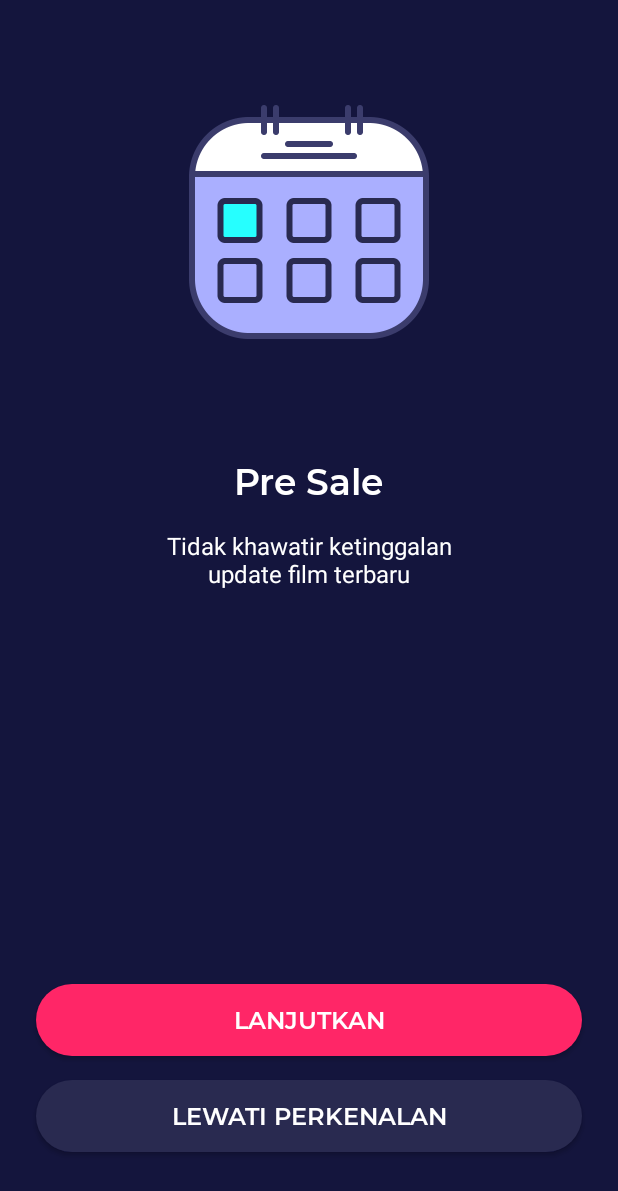
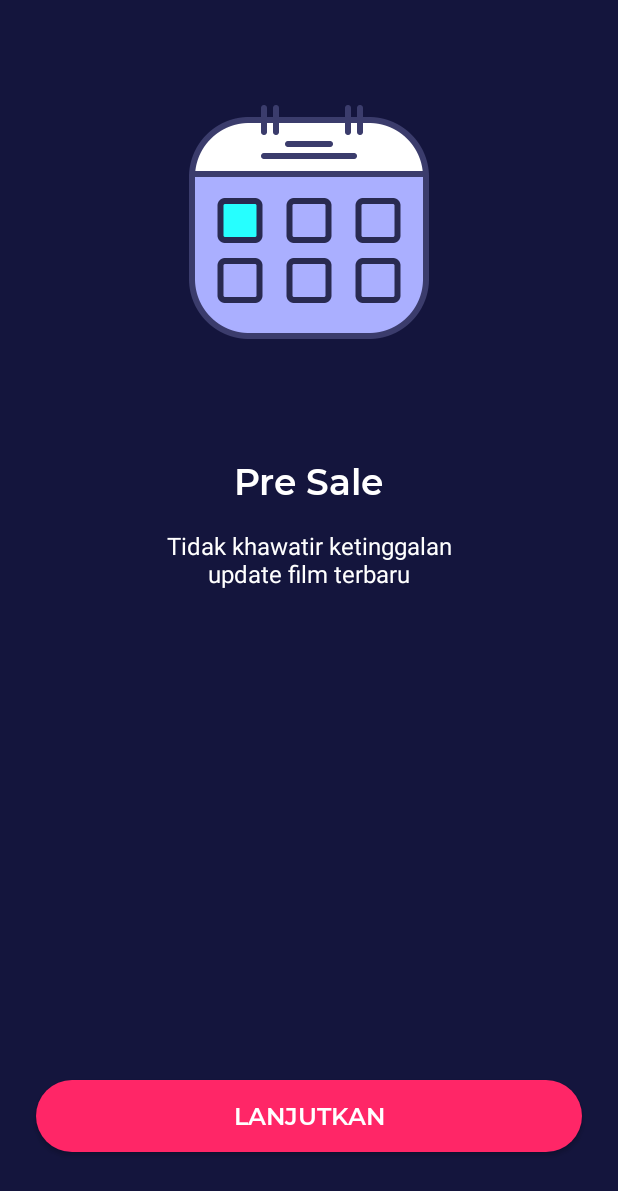
Before and after one commit to fnakhsan/MOV, an Android app: the OnBoardTwoActivity screen opened directly, with no data from a screen before it, on a phone screen of 412 x 824 dp. Shown: the top 1191 px of the screen. Run offline under Robolectric (Android 15) with nearby library versions, the phone set to English and light mode, and no system bars.

Commit message:
OnBoard Activity and add Firebase library

```diff
--- a/app/build.gradle
+++ b/app/build.gradle
@@ -3,6 +3,7 @@ plugins {
     id 'org.jetbrains.kotlin.android'
     id 'kotlin-kapt'
     id "androidx.navigation.safeargs"
+    id 'com.google.gms.google-services'
 }
 
 android {
@@ -47,6 +48,7 @@ dependencies {
     implementation 'androidx.recyclerview:recyclerview:1.2.1'
     implementation 'de.hdodenhof:circleimageview:3.1.0'
     implementation 'com.github.bumptech.glide:glide:4.12.0'
+    implementation 'com.google.firebase:firebase-database:20.0.5'
     kapt("com.github.bumptech.glide:glide:4.12.0")
     implementation 'androidx.legacy:legacy-support-v4:1.0.0'
     implementation 'androidx.navigation:navigation-fragment-ktx:2.4.2'
--- a/app/src/main/java/com/fnakhsan/mov/onboard/OnBoardTwoActivity.kt
+++ b/app/src/main/java/com/fnakhsan/mov/onboard/OnBoardTwoActivity.kt
@@ -12,10 +12,9 @@ class OnBoardTwoActivity : AppCompatActivity() {
         onBoardTwoBinding = ActivityOnBoardTwoBinding.inflate(layoutInflater)
         setContentView(onBoardTwoBinding.root)
 
-        onBoardTwoBinding.button2.setOnClickListener {
+        onBoardTwoBinding.btnResume.setOnClickListener {
             val intent = Intent(this@OnBoardTwoActivity, OnBoardThreeActivity::class.java)
             startActivity(intent)
-            finish()
         }
     }
 }
--- a/app/src/main/res/layout/activity_on_board_one.xml
+++ b/app/src/main/res/layout/activity_on_board_one.xml
@@ -8,7 +8,7 @@
     tools:context=".onboard.OnBoardOneActivity">
 
     <Button
-        android:id="@+id/button1"
+        android:id="@+id/btn_skip_intro"
         android:layout_width="0dp"
         android:layout_height="wrap_content"
         android:layout_marginStart="24dp"
@@ -24,7 +24,7 @@
         app:layout_constraintStart_toStartOf="parent" />
 
     <Button
-        android:id="@+id/button2"
+        android:id="@+id/btn_resume"
         android:layout_width="0dp"
         android:layout_height="wrap_content"
         android:layout_marginStart="24dp"
@@ -35,7 +35,7 @@
         android:text="@string/lanjutkan"
         android:textColor="@color/white"
         android:textSize="16sp"
-        app:layout_constraintBottom_toTopOf="@id/button1"
+        app:layout_constraintBottom_toTopOf="@id/btn_skip_intro"
         app:layout_constraintEnd_toEndOf="parent"
         app:layout_constraintStart_toStartOf="parent" />
 
--- a/app/src/main/res/layout/activity_on_board_three.xml
+++ b/app/src/main/res/layout/activity_on_board_three.xml
@@ -8,7 +8,7 @@
     tools:context=".onboard.OnBoardThreeActivity">
 
     <Button
-        android:id="@+id/button1"
+        android:id="@+id/btn_start"
         android:layout_width="0dp"
         android:layout_height="wrap_content"
         android:layout_marginStart="24dp"
--- a/app/src/main/res/layout/activity_on_board_two.xml
+++ b/app/src/main/res/layout/activity_on_board_two.xml
@@ -8,34 +8,18 @@
     tools:context=".onboard.OnBoardTwoActivity">
 
     <Button
-        android:id="@+id/button1"
+        android:id="@+id/btn_resume"
         android:layout_width="0dp"
         android:layout_height="wrap_content"
         android:layout_marginStart="24dp"
         android:layout_marginEnd="24dp"
         android:layout_marginBottom="56dp"
-        android:background="@drawable/shape_rect_gray_blue"
-        android:fontFamily="@font/montserrat_semi_bold"
-        android:text="@string/lewati_perkenalan"
-        android:textColor="@color/white"
-        android:textSize="16sp"
-        app:layout_constraintBottom_toBottomOf="parent"
-        app:layout_constraintEnd_toEndOf="parent"
-        app:layout_constraintStart_toStartOf="parent" />
-
-    <Button
-        android:id="@+id/button2"
-        android:layout_width="0dp"
-        android:layout_height="wrap_content"
-        android:layout_marginStart="24dp"
-        android:layout_marginEnd="24dp"
-        android:layout_marginBottom="16dp"
         android:background="@drawable/shape_rect_red_pink"
         android:fontFamily="@font/montserrat_semi_bold"
         android:text="@string/lanjutkan"
         android:textColor="@color/white"
         android:textSize="16sp"
-        app:layout_constraintBottom_toTopOf="@id/button1"
+        app:layout_constraintBottom_toBottomOf="parent"
         app:layout_constraintEnd_toEndOf="parent"
         app:layout_constraintStart_toStartOf="parent" />
 
--- a/build.gradle
+++ b/build.gradle
@@ -8,6 +8,7 @@ buildscript {
         classpath 'com.android.tools.build:gradle:7.1.3'
         classpath "org.jetbrains.kotlin:kotlin-gradle-plugin:1.7.0"
         classpath "androidx.navigation:navigation-safe-args-gradle-plugin:2.5.0-rc02"
+        classpath 'com.google.gms:google-services:4.3.13'
 
         // NOTE: Do not place your application dependencies here; they belong
         // in the individual module build.gradle files
```
Also changed, not shown: app/src/main/java/com/fnakhsan/mov/onboard/OnBoardOneActivity.kt (+8 -2 lines), app/src/main/java/com/fnakhsan/mov/onboard/OnBoardThreeActivity.kt (+8 -0 lines).
